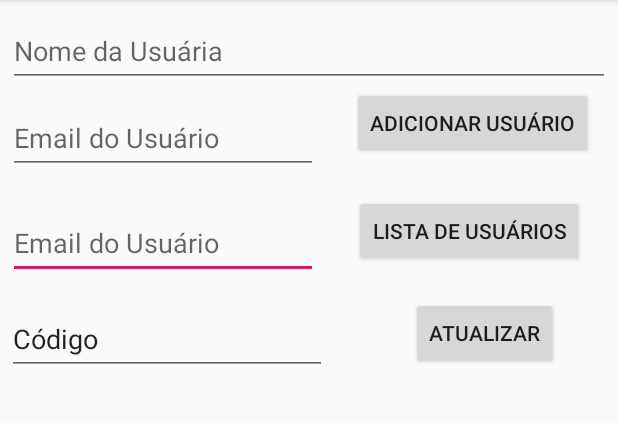
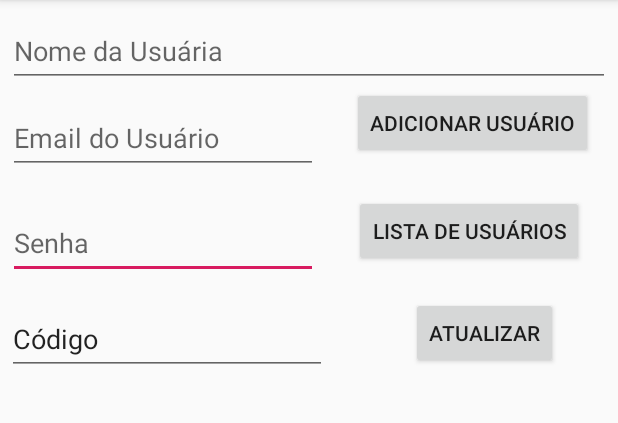
Before and after one commit to JoseGuides/ConexaoBDSQLite_v1_PROJETO, an Android app: the screen it shows after launch (MainActivity), after a tap on "ATUALIZAR", on a phone screen of 412 x 824 dp, the part 84-507 px from its top. Run offline under Robolectric (Android 15) with nearby library versions, the phone set to English and light mode, and no system bars.

Commit message:
projeto apresentado

```diff
--- a/app/src/main/java/com/example/conexaobdsqlite_v1/AcessoBD.java
+++ b/app/src/main/java/com/example/conexaobdsqlite_v1/AcessoBD.java
@@ -76,7 +76,7 @@ public class AcessoBD extends SQLiteOpenHelper {
         ContentValues contentValues = new ContentValues();//ContentValues é uma classe que permite armazenar dados agrupados aos pares. Exemplo contentValues.put("nome", value); contentValues.getString("name"). É uma associative array em PHP ou hashmap em outras linguagens.
         contentValues.put(USUARIO_NOME, usuario.getNomeUsuario());
         contentValues.put(USUARIO_EMAIL, usuario.getEmailUsuario());
-        contentValues.put(USUARIO_SENHA, usuario.getSenhaUsuario());//***********************
+        contentValues.put(USUARIO_SENHA, usuario.getSenhaUsuario());
         contentValues.put(USUARIO_ID, usuario.getIdUsuario());
         //Por quê não tem o ID aqui? Porque o ID é tem incremento automático (AUTOINCREMENT). Veja a linha "CREATE TABLE..." dentro do método onCreate.
 
--- a/app/src/main/java/com/example/conexaobdsqlite_v1/MainActivity.java
+++ b/app/src/main/java/com/example/conexaobdsqlite_v1/MainActivity.java
@@ -144,7 +144,7 @@ public class MainActivity extends AppCompatActivity {
                     Toast.makeText(MainActivity.this, "Sucesso:" + sucesso, Toast.LENGTH_SHORT).show();
 
                 } catch (NumberFormatException e) {
-                    Toast.makeText(MainActivity.this, "Erro na conversão de uma String para int: Idade não corresponde a número!", Toast.LENGTH_LONG).show();
+                    Toast.makeText(MainActivity.this, "Erro na conversão de uma String para int: E-mail não corresponde!", Toast.LENGTH_LONG).show();
                 } catch (Exception e) {
                     Toast.makeText(MainActivity.this, "Erro na criação do usuário!", Toast.LENGTH_LONG).show();
                     usuario = new Usuario(-1, "erro", "erro", -1);
--- a/app/src/main/res/layout/content_main.xml
+++ b/app/src/main/res/layout/content_main.xml
@@ -19,7 +19,7 @@
         android:layout_marginRight="200dp"
         android:autofillHints="age"
         android:ems="10"
-        android:hint="@string/EmailUsuario"
+        android:hint="Senha"
         android:inputType="textPersonName"
         android:minHeight="48dp"
         app:layout_constraintEnd_toEndOf="parent"
```
Also changed, not shown: app/src/main/res/layout/activity_teste.xml (+1 -12 lines).
